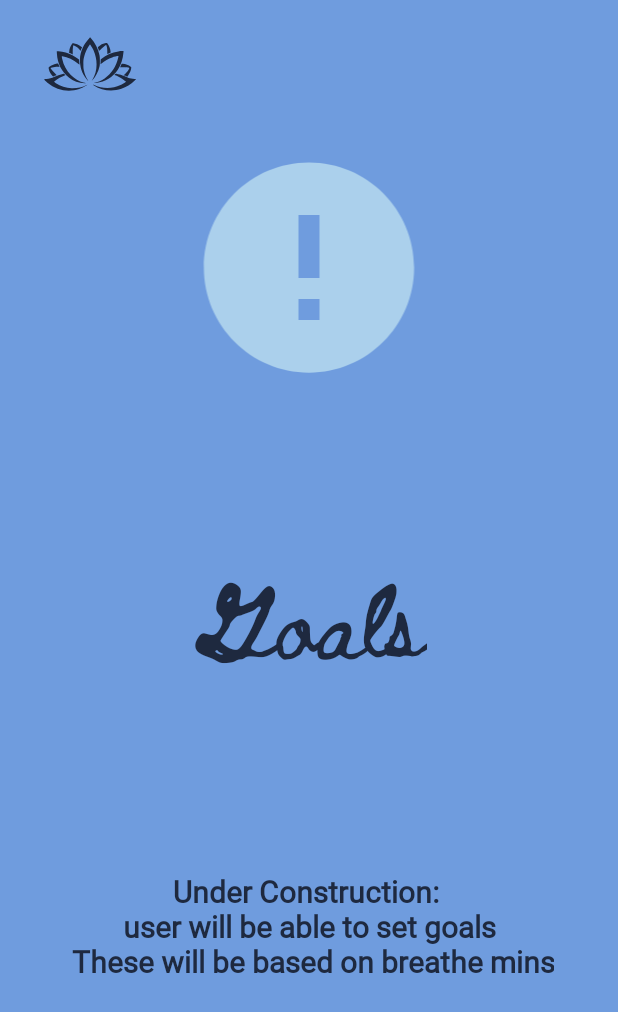
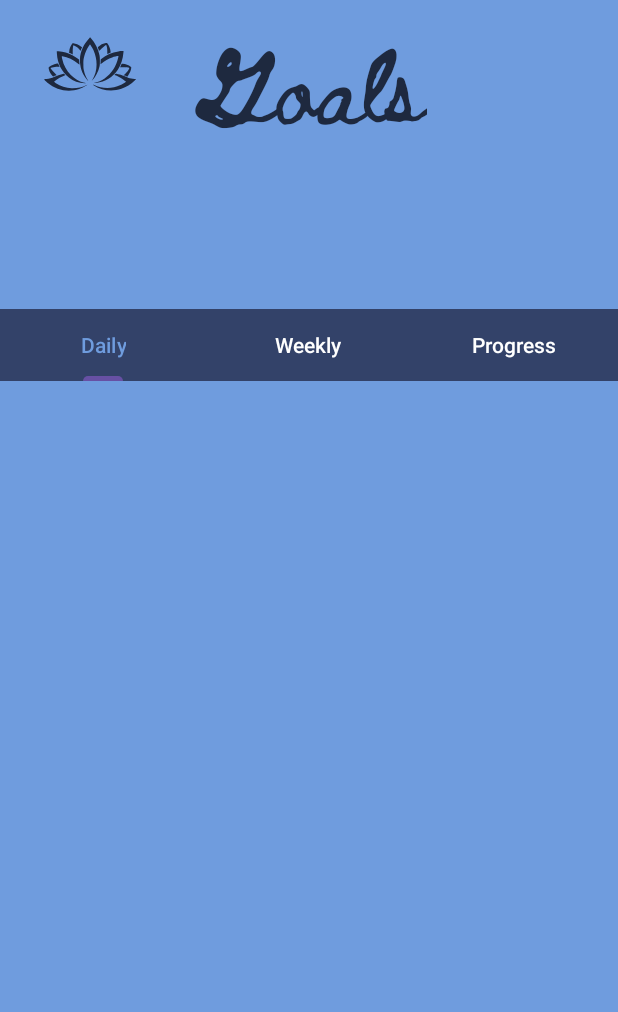
Before and after one commit to aavery0506/MADFinalApp, an Android app: the Goals screen opened directly, with no data from a screen before it, on a phone screen of 412 x 824 dp. Shown: the top 1012 px of the screen. Run offline under Robolectric (Android 15) with nearby library versions, the phone set to English and light mode, and no system bars.

Commit message:
Starting Goals page

```diff
--- a/app/src/main/java/com/example/selfcareapp/BreatheAnimation.java
+++ b/app/src/main/java/com/example/selfcareapp/BreatheAnimation.java
@@ -73,6 +73,13 @@ public class BreatheAnimation extends Fragment {
                              Bundle savedInstanceState) {
         // Inflate the layout for this fragment
         binding = FragmentBreatheAnimationBinding.inflate(inflater,container,false);
+        binding.animationLotus.setOnClickListener(new View.OnClickListener() {
+            @Override
+            public void onClick(View view) {
+                Intent intent = new Intent(getActivity(), HomeScreen.class);
+                startActivity(intent);
+            }
+        });
         return binding.getRoot();
     }
 
--- a/app/src/main/res/layout/activity_goals.xml
+++ b/app/src/main/res/layout/activity_goals.xml
@@ -12,56 +12,67 @@
         android:id="@+id/textView"
         android:layout_width="wrap_content"
         android:layout_height="wrap_content"
+        android:fontFamily="@font/beth_ellen"
         android:text="Goals"
+        android:textColor="@color/DarkestBlue"
         android:textSize="50sp"
-        android:textColor="@color/DarkestBlue"
-        android:fontFamily="@font/beth_ellen"
-        app:layout_constraintBottom_toBottomOf="parent"
+        app:layout_constraintBottom_toTopOf="@+id/tabLayout"
         app:layout_constraintEnd_toEndOf="parent"
-        app:layout_constraintHorizontal_bias="0.5"
         app:layout_constraintStart_toStartOf="parent"
-        app:layout_constraintTop_toTopOf="parent"
-        app:layout_constraintVertical_bias="0.5" />
-
-    <TextView
-        android:id="@+id/textView4"
-        android:layout_width="wrap_content"
-        android:layout_height="wrap_content"
-        android:layout_marginTop="57dp"
-        android:text="Under Construction: \nuser will be able to set goals\n These will be based on breathe mins"
-        android:textAlignment="center"
-        android:textColor="@color/DarkestBlue"
-        android:textSize="20sp"
-        android:textStyle="bold"
-        android:fontFamily="@font/gaegu"
-        app:layout_constraintBottom_toBottomOf="parent"
-        app:layout_constraintEnd_toEndOf="parent"
-        app:layout_constraintHorizontal_bias="0.497"
-        app:layout_constraintStart_toStartOf="parent"
-        app:layout_constraintTop_toBottomOf="@+id/textView"
-        app:layout_constraintVertical_bias="0.247" />
-
-    <ImageView
-        android:id="@+id/imageView"
-        android:layout_width="match_parent"
-        android:layout_height="290dp"
-        android:tint="@color/LightestBlue"
-        app:layout_constraintBottom_toTopOf="@+id/textView"
-        app:layout_constraintEnd_toEndOf="parent"
-        app:layout_constraintHorizontal_bias="0.5"
-        app:layout_constraintStart_toStartOf="parent"
-        app:layout_constraintTop_toTopOf="parent"
-        app:srcCompat="@drawable/ic_error_foreground" />
+        app:layout_constraintTop_toTopOf="parent" />
 
     <ImageView
         android:id="@+id/goals_lotus"
         android:layout_width="100dp"
         android:layout_height="65dp"
+        android:layout_marginStart="10dp"
         android:layout_marginTop="10dp"
-        android:layout_marginStart="10dp"
         app:layout_constraintStart_toStartOf="parent"
         app:layout_constraintTop_toTopOf="parent"
         app:srcCompat="@drawable/lotus_simple"
         app:tint="@color/DarkestBlue" />
 
+    <androidx.constraintlayout.widget.Guideline
+        android:id="@+id/guideline5"
+        android:layout_width="wrap_content"
+        android:layout_height="wrap_content"
+        android:orientation="horizontal"
+        app:layout_constraintGuide_percent="0.25" />
+
+    <com.google.android.material.tabs.TabLayout
+        android:id="@+id/tabLayoutGoals"
+        android:layout_width="match_parent"
+        android:layout_height="wrap_content"
+        app:layout_constraintEnd_toEndOf="parent"
+        app:layout_constraintHorizontal_bias="1.0"
+        app:layout_constraintStart_toStartOf="parent"
+        app:layout_constraintTop_toBottomOf="@id/guideline5"
+        android:backgroundTint="@color/DarkBlue"
+        app:tabTextColor="@color/white"
+        app:tabSelectedTextColor="@color/MedBlue">
+
+        <com.google.android.material.tabs.TabItem
+            android:layout_width="wrap_content"
+            android:layout_height="wrap_content"
+            android:text="Daily" />
+
+        <com.google.android.material.tabs.TabItem
+            android:layout_width="wrap_content"
+            android:layout_height="wrap_content"
+            android:text="Weekly" />
+
+        <com.google.android.material.tabs.TabItem
+            android:layout_width="wrap_content"
+            android:layout_height="wrap_content"
+            android:text="Progress" />
+    </com.google.android.material.tabs.TabLayout>
+
+    <androidx.viewpager2.widget.ViewPager2
+        android:layout_width="match_parent"
+        android:layout_height="498dp"
+        app:layout_constraintTop_toBottomOf="@id/tabLayoutGoals"
+        app:layout_constraintStart_toStartOf="parent"
+        app:layout_constraintEnd_toEndOf="parent"
+        app:layout_constraintBottom_toBottomOf="parent" />
+
 </androidx.constraintlayout.widget.ConstraintLayout>
```
